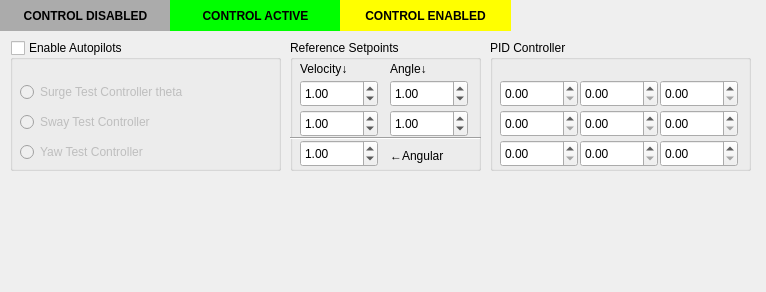
Qt form code/hli/ros/src/rqt_mypkg/src/rqt_mypkg/MyPlugin.ui (nickoe/aauship-formation) before a commit.
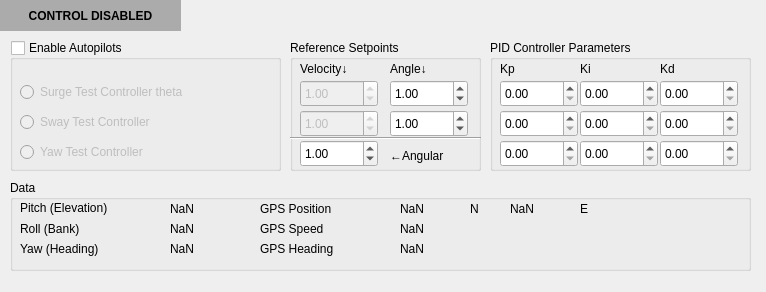
The same form after that commit.

Commit message: Make the AAUSHIP rqt gui plugin read attitude and gps1 topics

Diff of the .ui file:
```diff
--- a/code/hli/ros/src/rqt_mypkg/src/rqt_mypkg/MyPlugin.ui
+++ b/code/hli/ros/src/rqt_mypkg/src/rqt_mypkg/MyPlugin.ui
@@ -24,7 +24,7 @@
     <rect>
      <x>0</x>
      <y>0</y>
-     <width>171</width>
+     <width>181</width>
      <height>31</height>
     </rect>
    </property>
@@ -53,76 +53,6 @@
     <number>5</number>
    </property>
   </widget>
-  <widget class="QLabel" name="label_2">
-   <property name="geometry">
-    <rect>
-     <x>170</x>
-     <y>0</y>
-     <width>171</width>
-     <height>31</height>
-    </rect>
-   </property>
-   <property name="font">
-    <font>
-     <weight>75</weight>
-     <bold>true</bold>
-     <underline>false</underline>
-     <strikeout>false</strikeout>
-     <kerning>true</kerning>
-    </font>
-   </property>
-   <property name="layoutDirection">
-    <enum>Qt::LeftToRight</enum>
-   </property>
-   <property name="styleSheet">
-    <string notr="true">background-color: rgb(0, 255, 0);
-</string>
-   </property>
-   <property name="text">
-    <string>CONTROL ACTIVE</string>
-   </property>
-   <property name="alignment">
-    <set>Qt::AlignCenter</set>
-   </property>
-   <property name="margin">
-    <number>5</number>
-   </property>
-  </widget>
-  <widget class="QLabel" name="label_3">
-   <property name="geometry">
-    <rect>
-     <x>340</x>
-     <y>0</y>
-     <width>171</width>
-     <height>31</height>
-    </rect>
-   </property>
-   <property name="font">
-    <font>
-     <weight>75</weight>
-     <bold>true</bold>
-     <underline>false</underline>
-     <strikeout>false</strikeout>
-     <kerning>true</kerning>
-    </font>
-   </property>
-   <property name="layoutDirection">
-    <enum>Qt::LeftToRight</enum>
-   </property>
-   <property name="styleSheet">
-    <string notr="true">background-color: rgb(255, 255, 0);
-color: rgb(0, 0, 0);</string>
-   </property>
-   <property name="text">
-    <string>CONTROL ENABLED</string>
-   </property>
-   <property name="alignment">
-    <set>Qt::AlignCenter</set>
-   </property>
-   <property name="margin">
-    <number>5</number>
-   </property>
-  </widget>
   <widget class="QGroupBox" name="groupBoxAutopilot">
    <property name="geometry">
     <rect>
@@ -194,6 +124,9 @@
     <string>Reference Setpoints</string>
    </property>
    <widget class="QDoubleSpinBox" name="SpinBoxSurgeVel">
+    <property name="enabled">
+     <bool>false</bool>
+    </property>
     <property name="geometry">
      <rect>
       <x>10</x>
@@ -220,6 +153,9 @@
     </property>
    </widget>
    <widget class="QDoubleSpinBox" name="SpinBoxSwayVel">
+    <property name="enabled">
+     <bool>false</bool>
+    </property>
     <property name="geometry">
      <rect>
       <x>10</x>
@@ -321,7 +257,7 @@
     </rect>
    </property>
    <property name="title">
-    <string>PID Controller</string>
+    <string>PID Controller Parameters</string>
    </property>
    <widget class="QDoubleSpinBox" name="SpinBoxSurgeP">
     <property name="geometry">
@@ -411,6 +347,253 @@
       <width>78</width>
       <height>27</height>
      </rect>
+    </property>
+   </widget>
+   <widget class="QLabel" name="label_2">
+    <property name="geometry">
+     <rect>
+      <x>10</x>
+      <y>20</y>
+      <width>31</width>
+      <height>18</height>
+     </rect>
+    </property>
+    <property name="text">
+     <string>Kp</string>
+    </property>
+   </widget>
+   <widget class="QLabel" name="label_3">
+    <property name="geometry">
+     <rect>
+      <x>90</x>
+      <y>20</y>
+      <width>31</width>
+      <height>18</height>
+     </rect>
+    </property>
+    <property name="text">
+     <string>Ki</string>
+    </property>
+   </widget>
+   <widget class="QLabel" name="label_13">
+    <property name="geometry">
+     <rect>
+      <x>170</x>
+      <y>20</y>
+      <width>31</width>
+      <height>18</height>
+     </rect>
+    </property>
+    <property name="text">
+     <string>Kd</string>
+    </property>
+   </widget>
+  </widget>
+  <widget class="QGroupBox" name="groupBox_3">
+   <property name="geometry">
+    <rect>
+     <x>10</x>
+     <y>180</y>
+     <width>741</width>
+     <height>91</height>
+    </rect>
+   </property>
+   <property name="title">
+    <string>Data</string>
+   </property>
+   <widget class="QLabel" name="label_7">
+    <property name="geometry">
+     <rect>
+      <x>10</x>
+      <y>60</y>
+      <width>121</width>
+      <height>18</height>
+     </rect>
+    </property>
+    <property name="text">
+     <string>Yaw (Heading)</string>
+    </property>
+   </widget>
+   <widget class="QLabel" name="label_8">
+    <property name="geometry">
+     <rect>
+      <x>10</x>
+      <y>20</y>
+      <width>141</width>
+      <height>16</height>
+     </rect>
+    </property>
+    <property name="text">
+     <string>Pitch (Elevation)</string>
+    </property>
+   </widget>
+   <widget class="QLabel" name="label_9">
+    <property name="geometry">
+     <rect>
+      <x>10</x>
+      <y>40</y>
+      <width>121</width>
+      <height>18</height>
+     </rect>
+    </property>
+    <property name="text">
+     <string>Roll (Bank)</string>
+    </property>
+   </widget>
+   <widget class="QLabel" name="labelPitch">
+    <property name="geometry">
+     <rect>
+      <x>160</x>
+      <y>20</y>
+      <width>69</width>
+      <height>18</height>
+     </rect>
+    </property>
+    <property name="text">
+     <string>NaN</string>
+    </property>
+   </widget>
+   <widget class="QLabel" name="labelRoll">
+    <property name="geometry">
+     <rect>
+      <x>160</x>
+      <y>40</y>
+      <width>69</width>
+      <height>18</height>
+     </rect>
+    </property>
+    <property name="text">
+     <string>NaN</string>
+    </property>
+   </widget>
+   <widget class="QLabel" name="labelYaw">
+    <property name="geometry">
+     <rect>
+      <x>160</x>
+      <y>60</y>
+      <width>69</width>
+      <height>18</height>
+     </rect>
+    </property>
+    <property name="text">
+     <string>NaN</string>
+    </property>
+   </widget>
+   <widget class="QLabel" name="label_10">
+    <property name="geometry">
+     <rect>
+      <x>250</x>
+      <y>20</y>
+      <width>121</width>
+      <height>18</height>
+     </rect>
+    </property>
+    <property name="text">
+     <string>GPS Position</string>
+    </property>
+   </widget>
+   <widget class="QLabel" name="label_11">
+    <property name="geometry">
+     <rect>
+      <x>250</x>
+      <y>60</y>
+      <width>121</width>
+      <height>18</height>
+     </rect>
+    </property>
+    <property name="text">
+     <string>GPS Heading</string>
+    </property>
+   </widget>
+   <widget class="QLabel" name="label_12">
+    <property name="geometry">
+     <rect>
+      <x>250</x>
+      <y>40</y>
+      <width>121</width>
+      <height>18</height>
+     </rect>
+    </property>
+    <property name="text">
+     <string>GPS Speed</string>
+    </property>
+   </widget>
+   <widget class="QLabel" name="labelGPSlat">
+    <property name="geometry">
+     <rect>
+      <x>390</x>
+      <y>20</y>
+      <width>69</width>
+      <height>18</height>
+     </rect>
+    </property>
+    <property name="text">
+     <string>NaN</string>
+    </property>
+   </widget>
+   <widget class="QLabel" name="labelGPSSpeed">
+    <property name="geometry">
+     <rect>
+      <x>390</x>
+      <y>40</y>
+      <width>69</width>
+      <height>18</height>
+     </rect>
+    </property>
+    <property name="text">
+     <string>NaN</string>
+    </property>
+   </widget>
+   <widget class="QLabel" name="labelGPSHeading">
+    <property name="geometry">
+     <rect>
+      <x>390</x>
+      <y>60</y>
+      <width>69</width>
+      <height>18</height>
+     </rect>
+    </property>
+    <property name="text">
+     <string>NaN</string>
+    </property>
+   </widget>
+   <widget class="QLabel" name="labelGPSlon">
+    <property name="geometry">
+     <rect>
+      <x>500</x>
+      <y>20</y>
+      <width>69</width>
+      <height>18</height>
+     </rect>
+    </property>
+    <property name="text">
+     <string>NaN</string>
+    </property>
+   </widget>
+   <widget class="QLabel" name="labelGPSlat_2">
+    <property name="geometry">
+     <rect>
+      <x>460</x>
+      <y>20</y>
+      <width>16</width>
+      <height>18</height>
+     </rect>
+    </property>
+    <property name="text">
+     <string>N</string>
+    </property>
+   </widget>
+   <widget class="QLabel" name="labelGPSlat_3">
+    <property name="geometry">
+     <rect>
+      <x>570</x>
+      <y>20</y>
+      <width>16</width>
+      <height>18</height>
+     </rect>
+    </property>
+    <property name="text">
+     <string>E</string>
     </property>
    </widget>
   </widget>
```
The commit also changes 3 other files.
